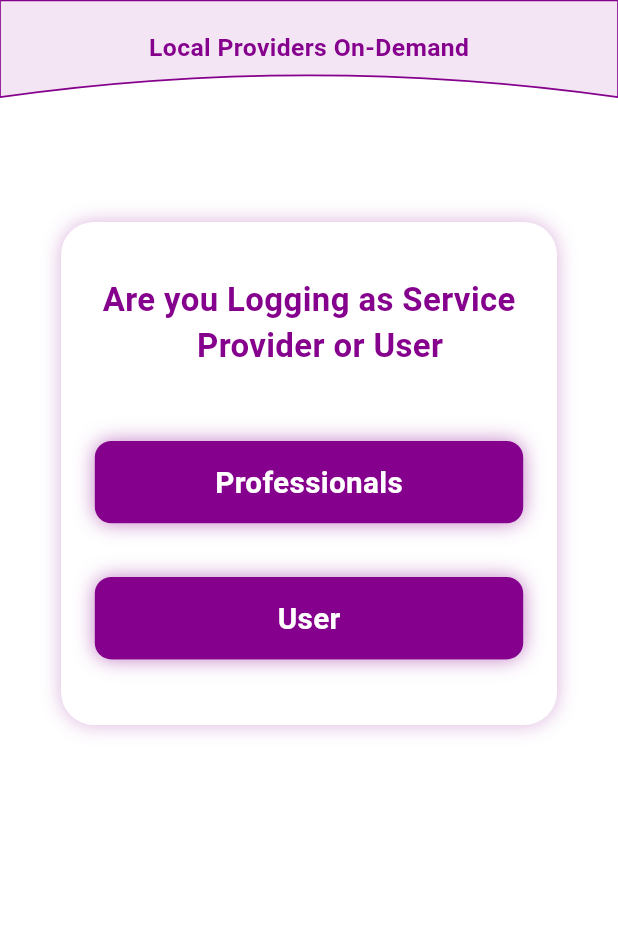
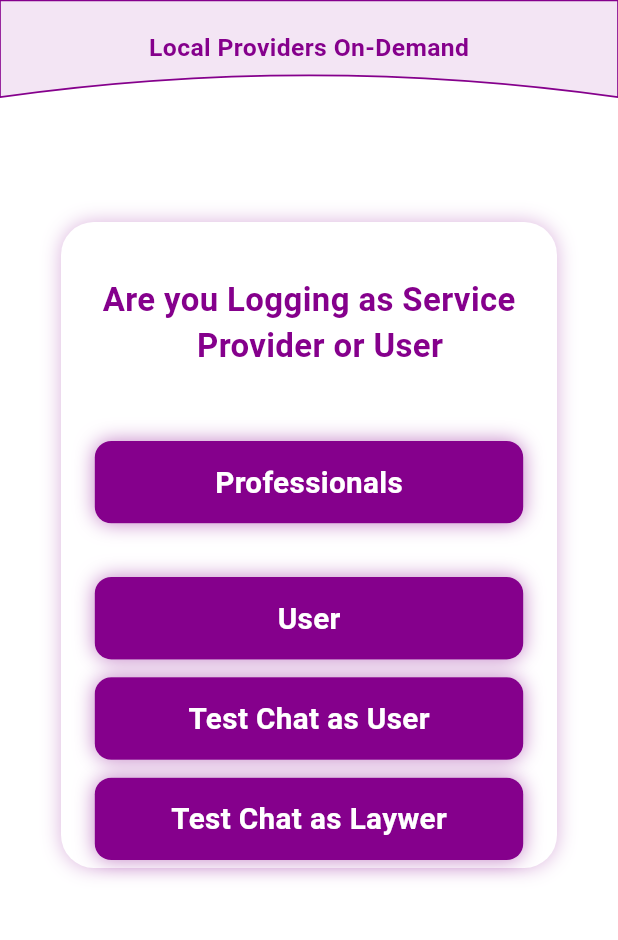
Before and after one commit to Inspired715/Flutter-Inkozi, a Flutter app: the InitialScreen screen opened by its route, on a phone screen of 412 x 824 dp, the part 125-1065 px from its top. Run offline on Flutter 3.47's test engine with Material 3 defaults, Android fonts, the phone set to English and light mode, and no system bars; our stand-ins replace dio, dropdown_button2, equatable, flutter_bloc, flutter_screenutil, get and 9 more; accounts and stored records are empty; network calls fail; statements that could not run were skipped.

Commit message:
Test viw for chat

```diff
--- a/lib/UTILIS/app_router.dart
+++ b/lib/UTILIS/app_router.dart
@@ -10,6 +10,8 @@ import 'package:inkozi/screens/message/MsgApproval.dart';
 import 'package:inkozi/screens/USER/AUTH/LOGIN/V/login.dart';
 import '../screens/question/QuestionSend.dart';
 import '../screens/screens.dart';
+
+import 'package:inkozi/screens/message/testChat_view.dart';
 
 class AppRouter {
   static Route onGenerateRoute(RouteSettings setting) {
@@ -100,6 +102,9 @@ class AppRouter {
       case EditProfileLAwyer.routeName:
         return EditProfileLAwyer.route();
 
+      case TestChat.routeName:
+        return TestChat.route(setting.arguments);
+
       default:
         return _errorRoute();
     }
--- a/lib/screens/WELCOME/InitialScreen.dart
+++ b/lib/screens/WELCOME/InitialScreen.dart
@@ -55,7 +55,7 @@ class _InitialScreenState extends State<InitialScreen> {
             Center(
               child: Container(
                 width: 300.w,
-                height: 280.h,
+                height: 360.h,
                 decoration: BoxDecoration(
                     borderRadius: BorderRadius.circular(20.sp),
                     color: bgColor,
@@ -103,7 +103,35 @@ class _InitialScreenState extends State<InitialScreen> {
                             Navigator.pushNamed(context, '/loginuser');
                           },
                         ),
-                      )
+                      ),
+                      SizedBox(
+                        height: 10.h,
+                      ),
+                      Padding(
+                        padding: EdgeInsets.fromLTRB(20.w, 0, 20.w, 0),
+                        child: ButtonWithBg(
+                          btnName: 'Test Chat as User',
+                          width: width,
+                          onPress: () {
+                            Navigator.pushNamed(context, '/testChat',
+                                arguments: {'role': 'user'});
+                          },
+                        ),
+                      ),
+                      SizedBox(
+                        height: 10.h,
+                      ),
+                      Padding(
+                        padding: EdgeInsets.fromLTRB(20.w, 0, 20.w, 0),
+                        child: ButtonWithBg(
+                          btnName: 'Test Chat as Laywer',
+                          width: width,
+                          onPress: () {
+                            Navigator.pushNamed(context, '/testChat',
+                                arguments: {'role': 'laywer'});
+                          },
+                        ),
+                      ),
                     ],
                   ),
                 ),
--- a/pubspec.yaml
+++ b/pubspec.yaml
@@ -36,7 +36,7 @@ dependencies:
   dropdown_button2: ^2.3.9
   change_app_package_name: ^1.1.0
   video_player: ^2.7.0
-  socket_io_client: ^2.0.3+1
+  socket_io_client: ^1.0.0
 
 
 
```
Also changed, not shown: lib/screens/message/testChat_view.dart (added, +137 -0 lines), pubspec.lock.
